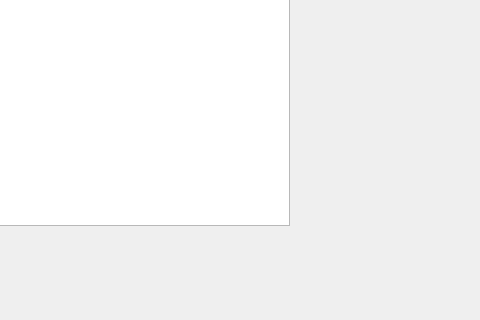
housengw/CS8-I-Love-Baseball, file app/baseball_gui/mainwindow.ui: the form before one commit; both pictures show x 341 to 821 and y 252 to 572 of the 821 by 673 pixel window.
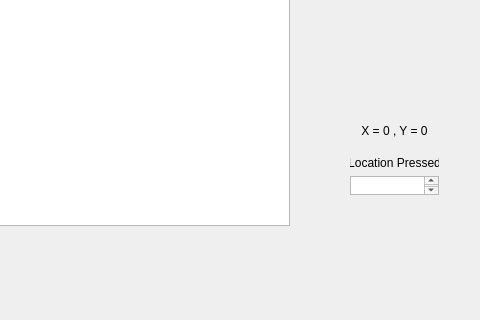
The form after the commit. Custom widgets are drawn as their Qt base class.

Commit message:
Locations (x,y coordiantes)
- added mouse_event class
- show location of mouse only inside the map
- show location pressed in map

The edit to the form file:
```diff
--- a/app/baseball_gui/mainwindow.ui
+++ b/app/baseball_gui/mainwindow.ui
@@ -56,6 +56,63 @@
      <string>Trip</string>
     </property>
    </widget>
+   <widget class="mouse_event" name="mouse_area">
+    <property name="geometry">
+     <rect>
+      <x>30</x>
+      <y>30</y>
+      <width>601</width>
+      <height>431</height>
+     </rect>
+    </property>
+    <property name="frameShape">
+     <enum>QFrame::NoFrame</enum>
+    </property>
+    <property name="text">
+     <string>&lt;html&gt;&lt;head/&gt;&lt;body&gt;&lt;p&gt;&lt;br/&gt;&lt;/p&gt;&lt;/body&gt;&lt;/html&gt;</string>
+    </property>
+   </widget>
+   <widget class="QLabel" name="current_pos">
+    <property name="geometry">
+     <rect>
+      <x>670</x>
+      <y>350</y>
+      <width>131</width>
+      <height>31</height>
+     </rect>
+    </property>
+    <property name="text">
+     <string>X = 0 , Y = 0</string>
+    </property>
+    <property name="alignment">
+     <set>Qt::AlignCenter</set>
+    </property>
+   </widget>
+   <widget class="QWidget" name="">
+    <property name="geometry">
+     <rect>
+      <x>680</x>
+      <y>380</y>
+      <width>111</width>
+      <height>61</height>
+     </rect>
+    </property>
+    <layout class="QGridLayout" name="gridLayout">
+     <item row="0" column="0">
+      <widget class="QLabel" name="label_4">
+       <property name="text">
+        <string>Location Pressed</string>
+       </property>
+       <property name="alignment">
+        <set>Qt::AlignCenter</set>
+       </property>
+      </widget>
+     </item>
+     <item row="1" column="0">
+      <widget class="QTextBrowser" name="location_pressed"/>
+     </item>
+    </layout>
+   </widget>
   </widget>
   <widget class="QMenuBar" name="menuBar">
    <property name="geometry">
@@ -78,6 +135,13 @@
   <widget class="QStatusBar" name="statusBar"/>
  </widget>
  <layoutdefault spacing="6" margin="11"/>
+ <customwidgets>
+  <customwidget>
+   <class>mouse_event</class>
+   <extends>QLabel</extends>
+   <header>mouse_event.h</header>
+  </customwidget>
+ </customwidgets>
  <resources/>
  <connections/>
 </ui>
```
The commit also changes 7 other files.
